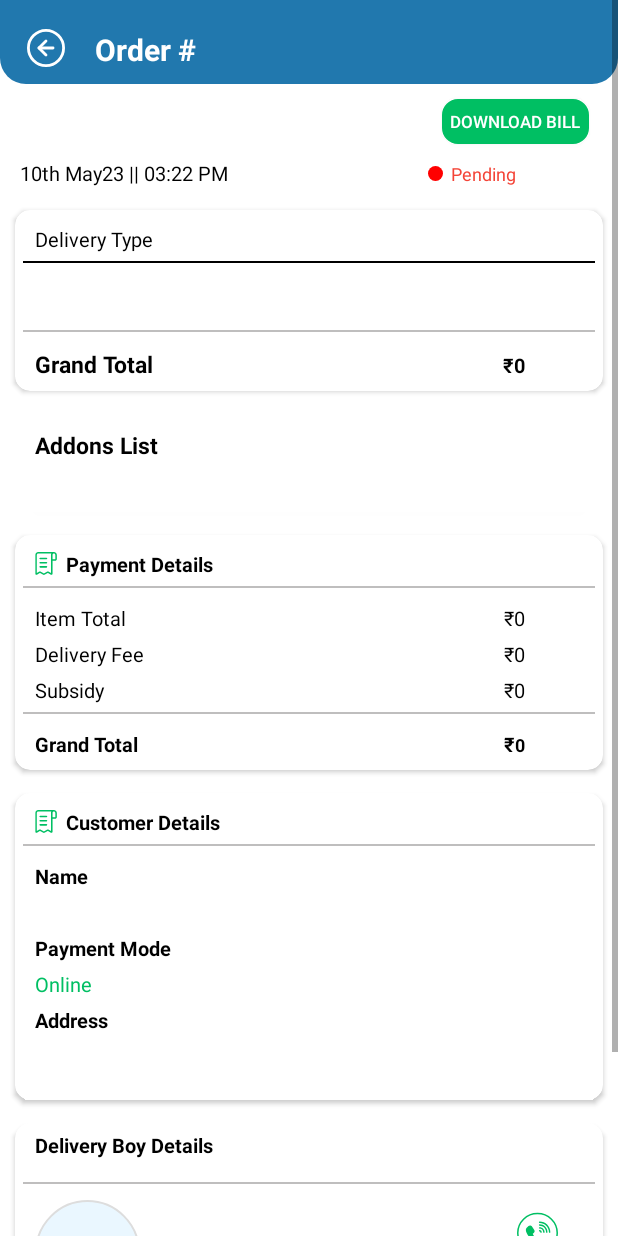
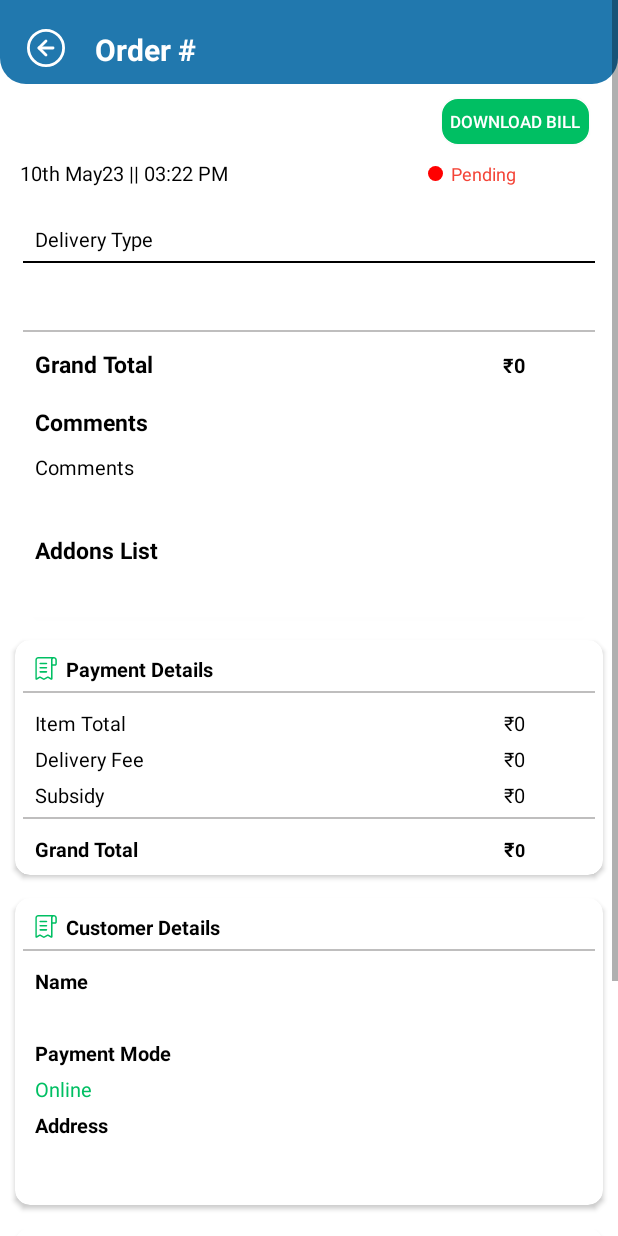
Before and after one commit to MulukanoorVarun/SvindoBusiness, an Android app: the AcceptOrder screen opened directly, with no data from a screen before it, on a phone screen of 412 x 824 dp. Run offline under Robolectric (Android 15) with nearby library versions, the phone set to English and light mode, and no system bars; our stand-ins replace CircleImageView, data binding; 1 statement that could not run was skipped.

Commit message:
4-11-23 by Varun M at Office 6:30 PM

```diff
--- a/VendorApp/app/src/main/java/in/webgrid/svindobusiness/activity/SearchingProductActivity.kt
+++ b/VendorApp/app/src/main/java/in/webgrid/svindobusiness/activity/SearchingProductActivity.kt
@@ -40,7 +40,6 @@ class SearchingProductActivity : AppCompatActivity() {
         progress.setCanceledOnTouchOutside(true)
         progress.setCancelable(false)
 
-
        // Searchdetails("")
         searchingProductBinding.SearchPage.setOnQueryTextListener(object : SearchView.OnQueryTextListener {
             override fun onQueryTextSubmit(query: String): Boolean {
@@ -53,7 +52,6 @@ class SearchingProductActivity : AppCompatActivity() {
             }
         })
     }
-
     fun Searchdetails(text:String) {
         progress.show()
         try {
--- a/VendorApp/app/src/main/java/in/webgrid/svindobusiness/fragements/AccountsFragment.kt
+++ b/VendorApp/app/src/main/java/in/webgrid/svindobusiness/fragements/AccountsFragment.kt
@@ -157,7 +157,7 @@ class  AccountsFragment : Fragment() {
         }
 
         accountbinding.support.setOnClickListener {
-            var supporturl="https://wa.me/919177978065"
+            var supporturl="https://wa.me/918377935333"
             if (!supporturl.startsWith("http://") && !supporturl.startsWith("https://")) {
                 supporturl = "http://$supporturl"
             }
--- a/VendorApp/app/src/main/java/in/webgrid/svindobusiness/fragements/SpotlightFragment.kt
+++ b/VendorApp/app/src/main/java/in/webgrid/svindobusiness/fragements/SpotlightFragment.kt
@@ -109,7 +109,6 @@ class SpotlightFragment : Fragment() {
 
 
     private fun checkForInternet(context: Context): Boolean {
-
         // register activity with the connectivity manager service
         val connectivityManager = context.getSystemService(Context.CONNECTIVITY_SERVICE) as ConnectivityManager
 
--- a/VendorApp/app/src/main/java/in/webgrid/svindobusiness/modelclass/OrderAcceptModal.kt
+++ b/VendorApp/app/src/main/java/in/webgrid/svindobusiness/modelclass/OrderAcceptModal.kt
@@ -34,5 +34,7 @@ data class OrderDetails(
     val user_name: String,
     val porter_delivery_fee:String,
     val delivery_discount:String,
-    val delivery_type:String
+    val delivery_type:String,
+    val comment:String,
+
 )
--- a/VendorApp/app/src/main/java/in/webgrid/svindobusiness/services/ApiInterface.kt
+++ b/VendorApp/app/src/main/java/in/webgrid/svindobusiness/services/ApiInterface.kt
@@ -547,11 +547,20 @@ import retrofit2.http.*
 
 
     @FormUrlEncoded
-    @POST("Home/add_spotlight")
-    fun  AddSpotlight(
+    @POST("Home/self_pickup_otp_verification")
+    fun  Order_delivered(
         @Header("Sessionid")  content_type:String?,
-        @Field("product_id") product_id: String,
+        @Field("order_id") order_id: String,
+        @Field("otp") otp: String,
     ): Call<Verify_otp_Response>
+
+
+        @FormUrlEncoded
+        @POST("Home/")
+        fun  AddSpotlight(
+            @Header("Sessionid")  content_type:String?,
+            @Field("product_id") product_id: String,
+        ): Call<Verify_otp_Response>
 
 
     @FormUrlEncoded
--- a/VendorApp/app/src/main/res/layout/activity_accept_order.xml
+++ b/VendorApp/app/src/main/res/layout/activity_accept_order.xml
@@ -133,7 +133,7 @@
                 android:id="@+id/deliverytype"
                 android:layout_width="match_parent"
                 android:layout_height="wrap_content"
-                android:layout_marginStart="105dp"
+                android:layout_marginStart="80dp"
                 android:layout_marginTop="10dp"
                 android:layout_weight="1"
                 android:text=""
@@ -213,6 +213,35 @@
                 android:textStyle="bold"
                 tools:ignore="Hardcodedtext" />
 
+        </LinearLayout>
+        <LinearLayout
+            android:id="@+id/comments_layout"
+            android:layout_width="match_parent"
+            android:layout_height="wrap_content"
+            android:layout_below="@+id/linearlayout7"
+            android:layout_marginBottom="10dp"
+            android:orientation="vertical">
+            <TextView
+                android:id="@+id/comments"
+                android:layout_width="wrap_content"
+                android:layout_height="wrap_content"
+                android:layout_marginTop="10dp"
+                android:layout_marginStart="13dp"
+                android:layout_marginEnd="10dp"
+                android:textStyle="bold"
+                android:text="@string/comments"
+                android:textSize="15sp"
+                android:textColor="@color/black" />
+            <TextView
+                android:id="@+id/comments_desc"
+                android:layout_width="wrap_content"
+                android:layout_height="wrap_content"
+                android:layout_marginTop="10dp"
+                android:layout_marginStart="13dp"
+                android:layout_marginEnd="10dp"
+                android:text="@string/comments"
+                android:textSize="13sp"
+                android:textColor="@color/black" />
         </LinearLayout>
 
 
@@ -666,8 +695,7 @@
                         android:drawablePadding="5dp"
                         android:textColor="@color/black"
                         android:textSize="13sp"
-                        android:textStyle="bold"
-                        />
+                        android:textStyle="bold" />
 
                     <TextView
                         android:id="@+id/contactnumber"
@@ -679,7 +707,6 @@
                         android:textSize="13sp"
                         android:textStyle="bold"/>
                 </LinearLayout>
-
                 <TextView
                     android:id="@+id/callicon"
                     android:layout_width="wrap_content"
--- a/VendorApp/app/src/main/res/values/strings.xml
+++ b/VendorApp/app/src/main/res/values/strings.xml
@@ -33,7 +33,7 @@
     <string name="no_data_found">No Data Found</string>
     <string name="edit_order_icon">edit order icon</string>
     <string name="order_details">Order Details</string>
-    <string name="return_order">Return Order</string>
+    <string name="return_order">Return Orders</string>
     <string name="delivery">Delivery</string>
     <string name="user_name">User Name</string>
     <string name="password">Password</string>
@@ -402,7 +402,7 @@ Front side photo of your PAN card with your clear name and photo
     <string name="L">L</string>
     <string name="addon">Add On</string>
     <string name="reject">Reject</string>
-    <string name="accept">Accept Order</string>
+    <string name="accept">Accept</string>
     <string name="addtypeofvariety">Add Type of Varites</string>
     <string name="color">Color</string>
     <string name="fabric">Fabric</string>
@@ -463,6 +463,7 @@ Front side photo of your PAN card with your clear name and photo
     <string name="per_click_cost">Per Click Cost:</string>
     <string name="cancel_orders">Cancel Orders</string>
     <string name="descriptiontxt">Description:</string>
+    <string name="comments">Comments</string>
 
 
     <string-array name="services">
```
Also changed, not shown: VendorApp/app/src/main/java/in/webgrid/svindobusiness/activity/AcceptOrder.kt (+135 -46 lines), VendorApp/app/src/main/res/layout/activity_otp.xml (added, +71 -0 lines).
